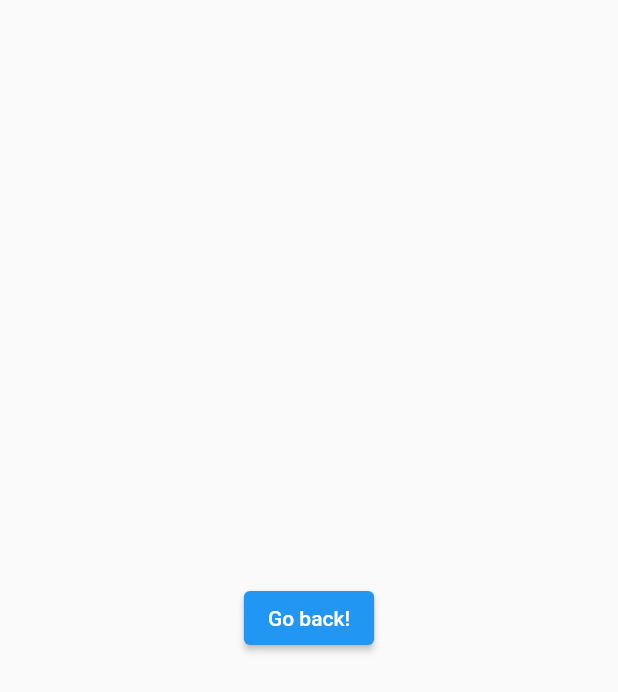
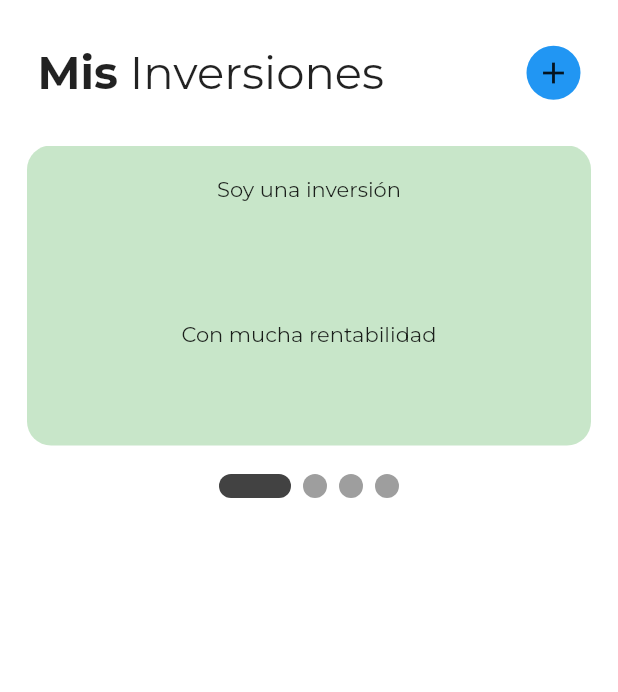
Before and after one commit to c3ortiz/sosty-app-frontEnd-main, a Flutter app: the screen it shows after launch, after a tap on "Entrar", on a phone screen of 412 x 824 dp. Shown: the top 692 px of the screen. Run offline on Flutter 3.47's test engine with Material 2 defaults, Android fonts, the phone set to English and light mode, and no system bars; drawn by our look-alikes of smooth_page_indicator; our stand-ins replace google_fonts.

Commit message:
Finished Carrousel

```diff
--- /dev/null
+++ b/lib/investments.dart
@@ -0,0 +1,25 @@
+// ignore_for_file: prefer_const_literals_to_create_immutables, prefer_const_constructors
+
+import 'package:flutter/material.dart';
+
+class Investment extends StatelessWidget {
+  const Investment({super.key});
+
+  @override
+  Widget build(BuildContext context) {
+    return Padding(
+      padding: const EdgeInsets.symmetric(horizontal: 18),
+      child: Container(
+        width: 350,
+        padding: EdgeInsets.all(20),
+        decoration: BoxDecoration(
+            color: Colors.green[100], borderRadius: BorderRadius.circular(16)),
+        child: Column(children: [
+          Text('Soy una inversión'),
+          SizedBox(height: 80),
+          Text('Con mucha rentabilidad')
+        ]),
+      ),
+    );
+  }
+}
--- a/lib/main.dart
+++ b/lib/main.dart
@@ -2,6 +2,7 @@
 
 import 'dart:async';
 import 'package:flutter/material.dart';
+import 'package:google_fonts/google_fonts.dart';
 import 'package:my_first_app/login_screen.dart';
 
 void main() {
@@ -14,6 +15,9 @@ class MyApp extends StatelessWidget {
   @override
   Widget build(BuildContext context) {
     return MaterialApp(
+      theme: ThemeData(
+          textTheme:
+              GoogleFonts.montserratTextTheme(Theme.of(context).textTheme)),
       home: MyHomePage(),
       debugShowCheckedModeBanner: false,
     );
@@ -32,24 +36,21 @@ class _MyHomePageState extends State<MyHomePage> {
   @override
   void initState() {
     super.initState();
-    Timer(const Duration(seconds: 3),
-          ()=>Navigator.pushReplacement(context,
-                                        MaterialPageRoute(builder:
-                                                          (context) =>
-                                                          LoginScreen()
-                                                         )
-                                       )
-         );
+    Timer(
+        const Duration(seconds: 3),
+        () => Navigator.pushReplacement(
+            context, MaterialPageRoute(builder: (context) => LoginScreen())));
   }
+
   @override
   Widget build(BuildContext context) {
     return Container(
       decoration: const BoxDecoration(
-            color: Colors.white,
-            image:  DecorationImage(
-              image: AssetImage("assets/images/sostyLogo.png"),
-            ),
-          ),
+        color: Colors.white,
+        image: DecorationImage(
+          image: AssetImage("assets/images/sostyLogo.png"),
+        ),
+      ),
     );
   }
 }
--- a/lib/main_screen.dart
+++ b/lib/main_screen.dart
@@ -1,21 +1,78 @@
-// ignore_for_file: prefer_const_constructors
+// ignore_for_file: prefer_const_constructors, prefer_const_literals_to_create_immutables
 
 import 'package:flutter/material.dart';
+import 'package:my_first_app/investments.dart';
+import 'package:smooth_page_indicator/smooth_page_indicator.dart';
 
-class MainScreen extends StatelessWidget {
+class MainScreen extends StatefulWidget {
   const MainScreen({super.key});
+
+  @override
+  State<MainScreen> createState() => _MainScreenState();
+}
+
+class _MainScreenState extends State<MainScreen> {
+  //Investments controller
+  final _controller = PageController();
 
   @override
   Widget build(BuildContext context) {
     return Scaffold(
-      body: Center(
-        child: ElevatedButton(
-          onPressed: () {
-            Navigator.pop(context);
-          },
-          child: const Text('Go back!'),
-        ),
-      ),
-    );
+        backgroundColor: Colors.white,
+        body: SafeArea(
+            child: Column(
+          children: [
+            SizedBox(height: 30),
+            //app bar
+            Padding(
+                padding: EdgeInsets.symmetric(horizontal: 25.0),
+                child: Row(
+                  mainAxisAlignment: MainAxisAlignment.spaceBetween,
+                  children: [
+                    Row(
+                      children: [
+                        Text('Mis',
+                            style: TextStyle(
+                                fontSize: 30, fontWeight: FontWeight.bold)),
+                        Text(' Inversiones', style: TextStyle(fontSize: 30)),
+                      ],
+                    ),
+                    Row(
+                      children: [
+                        Container(
+                            padding: EdgeInsets.all(6),
+                            decoration: BoxDecoration(
+                                color: Colors.blue, shape: BoxShape.circle),
+                            child: Icon(Icons.add))
+                      ],
+                    )
+                  ],
+                )),
+
+            SizedBox(height: 30),
+
+            //Investments
+            Container(
+              height: 200,
+              child: PageView(
+                  controller: _controller,
+                  scrollDirection: Axis.horizontal,
+                  children: [
+                    Investment(),
+                    Investment(),
+                    Investment(),
+                    Investment()
+                  ]),
+            ),
+
+            SizedBox(height: 19),
+
+            SmoothPageIndicator(
+                controller: _controller,
+                count: 4,
+                effect:
+                    ExpandingDotsEffect(activeDotColor: Colors.grey.shade800)),
+          ],
+        )));
   }
 }
--- a/pubspec.yaml
+++ b/pubspec.yaml
@@ -37,6 +37,7 @@ dependencies:
   # Use with the CupertinoIcons class for iOS style icons.
   cupertino_icons: ^1.0.2
   google_fonts: ^3.0.1
+  smooth_page_indicator: ^1.0.0+2
 
 dev_dependencies:
   flutter_test:
```
Also changed, not shown: lib/login_screen.dart (+16 -22 lines), pubspec.lock.
